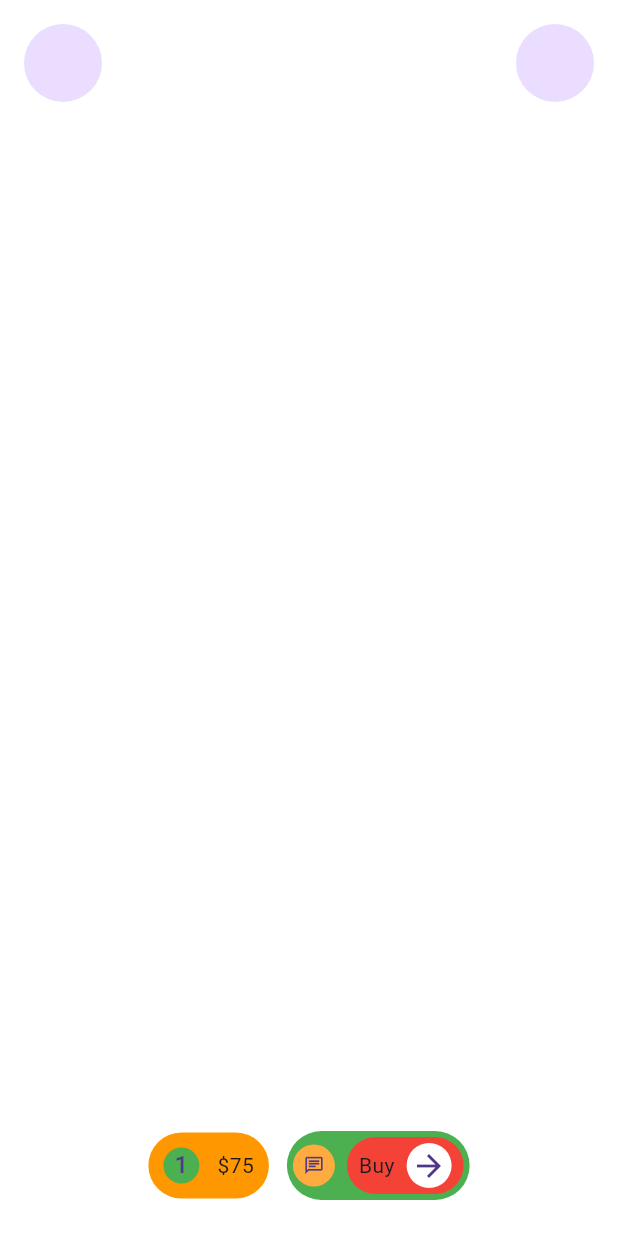
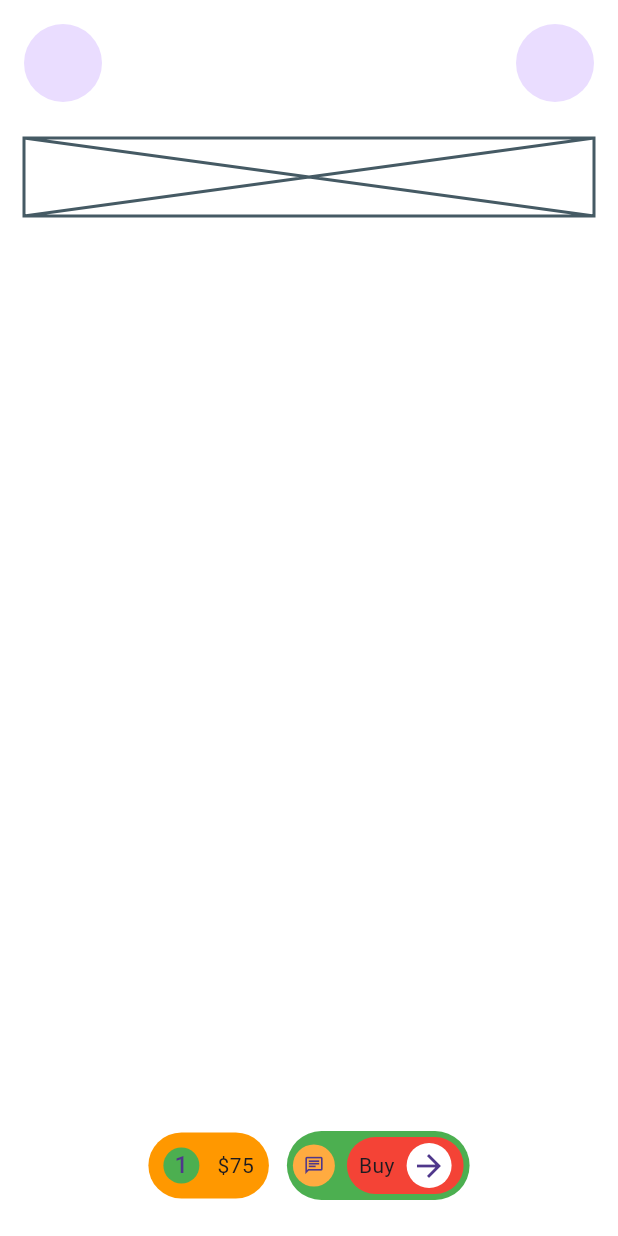
Before and after one commit to JAICHANGPARK/flutter_notebook_chapter_43, a Flutter app: the MarketplaceCartPage screen opened directly, on a phone screen of 412 x 824 dp. Run offline on Flutter 3.47's test engine with Material 3 defaults, Android fonts, the phone set to English and light mode, and no system bars; our stand-ins replace gap, hugeicons.

Commit message:
Update marketplace_cart_page.dart

```diff
--- a/lib/ep2168_marketplace_app/ui/marketplace_cart_page.dart
+++ b/lib/ep2168_marketplace_app/ui/marketplace_cart_page.dart
@@ -40,7 +40,13 @@ class _MarketplaceCartPageState extends State<MarketplaceCartPage> {
                         radius: 26,
                       ),
                     ],
-                  )
+                  ),
+                  Gap(24),
+                  Container(
+                    height: 52,
+                    child: Placeholder(),
+                  ),
+                  Gap(24),
                 ],
               ),
             ),
```
